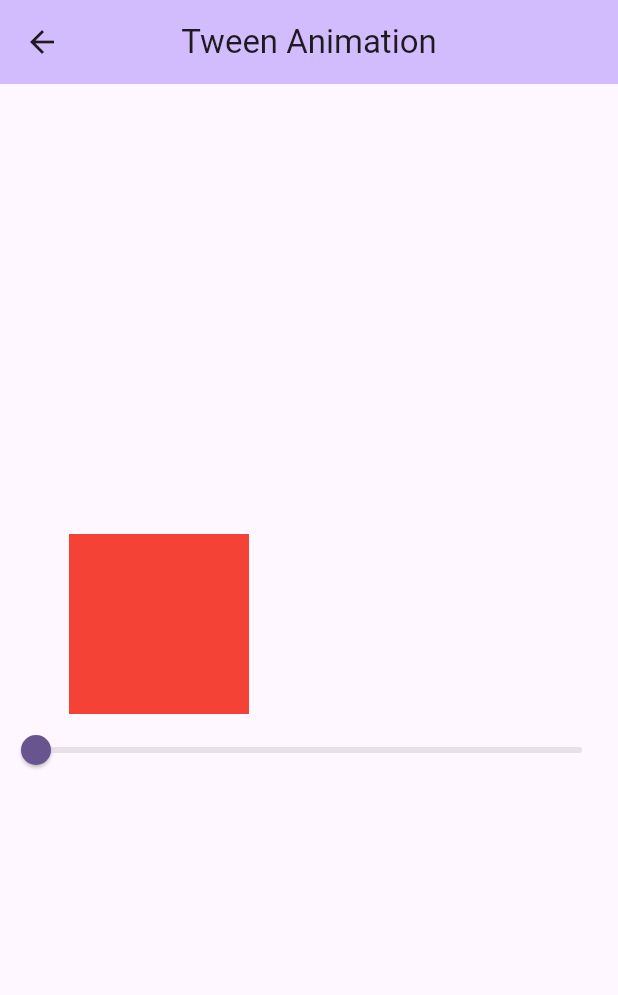
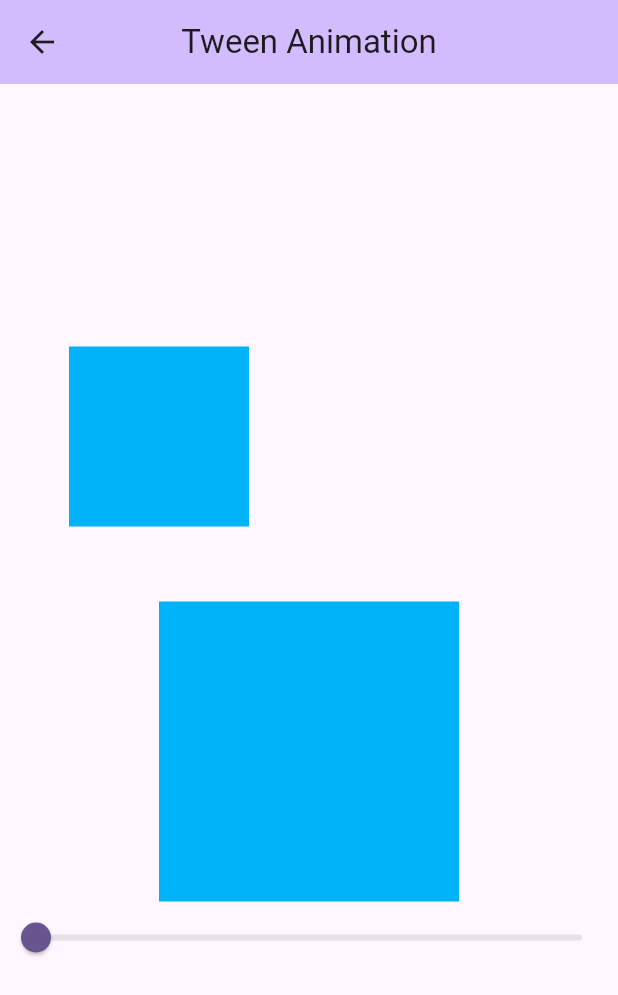
Before and after one commit to taiki-cano/animationsDemo, a Flutter app: the screen it shows after launch, after a tap on "Tween Animation", on a phone screen of 412 x 824 dp. Shown: the top 995 px of the screen. Run offline on Flutter 3.47's test engine with Material 2 defaults, Android fonts, the phone set to English and light mode, and no system bars; missing offline and left inert: desktop_window.

Commit message:
tween_animation_add

```diff
--- a/lib/main.dart
+++ b/lib/main.dart
@@ -1,19 +1,39 @@
-import 'package:animations_demo/screens/animationcontroller_screen.dart';
-import 'package:animations_demo/screens/custom_animation_screen.dart';
-import 'package:animations_demo/screens/tween_animation_screen.dart';
+import 'dart:io' show Platform;
+
+import 'package:flutter/foundation.dart';
 import 'package:flutter/material.dart';
+import 'package:desktop_window/desktop_window.dart';
+// import 'package:desktop_window_utils/desktop_window_utils.dart';
 
 import './models/item.dart';
+import './screens/animationcontroller_screen.dart';
+import './screens/custom_animation_screen.dart';
+import './screens/tween_animation_screen.dart';
 import './screens/implicitly_animation_screen.dart';
 import './widgets/list_tile.dart';
 
-void main() => runApp(const MyApp());
+void main() async {
+  await setupWindow();
+  runApp(const MyApp());
+}
+
+const double windowWidth = 480;
+const double windowHeight = 854;
+
+Future setupWindow() async {
+  if (!kIsWeb && (Platform.isWindows || Platform.isLinux || Platform.isMacOS)) {
+    WidgetsFlutterBinding.ensureInitialized();
+    Size size = await DesktopWindow.getWindowSize();
+    debugPrint('size: $size');
+  }
+}
 
 class MyApp extends StatelessWidget {
   const MyApp({super.key});
   @override
   Widget build(BuildContext context) {
     return MaterialApp(
+      debugShowCheckedModeBanner: false,
       title: 'Flutter Demo',
       theme: ThemeData(
         colorScheme: ColorScheme.fromSeed(seedColor: Colors.deepPurple),
@@ -41,6 +61,28 @@ class MyHomePage extends StatelessWidget {
           backgroundColor: Theme.of(context).colorScheme.inversePrimary,
           title: Text(title),
         ),
+        bottomNavigationBar: BottomAppBar(
+            child: Row(
+          mainAxisAlignment: MainAxisAlignment.start,
+          mainAxisSize: MainAxisSize.max,
+          children: [
+            IconButton(onPressed: () {}, icon: const Icon(Icons.home)),
+            PopupMenuButton(
+              icon: const Icon(Icons.share),
+              itemBuilder: (context) => [
+                const PopupMenuItem(
+                  value: 1,
+                  child: Text('Facebook'),
+                ),
+                const PopupMenuItem(
+                  value: 2,
+                  child: Text('Instagram'),
+                ),
+              ],
+            ),
+            IconButton(onPressed: () {}, icon: const Icon(Icons.email)),
+          ],
+        )),
         body: const Padding(
           padding: EdgeInsets.symmetric(horizontal: 20.0),
           child: CustomListTile([
--- a/lib/screens/tween_animation_screen.dart
+++ b/lib/screens/tween_animation_screen.dart
@@ -10,6 +10,15 @@ class TweenAnimationScreen extends StatefulWidget {
 
 class _TweenAnimationScreenState extends State<TweenAnimationScreen> {
   double _value = 0.0;
+  late Color? _colorValue;
+  Color firstColor = const Color(0xff00B2F8);
+  Color secondColor = const Color(0xffff0000);
+
+  @override
+  void initState() {
+    super.initState();
+    _colorValue = const Color(0xff00B2F8);
+  }
 
   @override
   Widget build(BuildContext context) {
@@ -24,11 +33,38 @@ class _TweenAnimationScreenState extends State<TweenAnimationScreen> {
             TweenAnimationBuilder<double>(
               duration: const Duration(milliseconds: 500),
               tween: Tween(begin: 0.0, end: _value),
-              child: Container(width: 120, height: 120, color: Colors.red),
+              child: Container(
+                decoration: BoxDecoration(color: Colors.amber, border: Border.all(width: 1)),
+                // decoration: BoxDecoration(color: _colorValue, border: Border.all(width: 1)),
+                width: 120,
+                height: 120,
+              ),
+              // child: Container(width: 120, height: 120, color: Colors.white),
               builder: (context, value, child) {
                 return Transform.translate(
                   offset: Offset(value * 200 - 100, 0),
-                  child: child,
+                  child: TweenAnimationBuilder<Color?>(
+                    tween: ColorTween(begin: firstColor, end: _colorValue),
+                    duration: const Duration(milliseconds: 500),
+                    builder: (BuildContext _, Color? value, Widget? __) {
+                      return ColorFiltered(
+                        colorFilter: ColorFilter.mode(value!, BlendMode.modulate),
+                        child: Container(width: 120, height: 120, color: Colors.white),
+                      );
+                    },
+                  ),
+                  // child: child,
+                );
+              },
+            ),
+            const SizedBox(height: 50),
+            TweenAnimationBuilder<Color?>(
+              tween: ColorTween(begin: firstColor, end: _colorValue),
+              duration: const Duration(milliseconds: 500),
+              builder: (BuildContext _, Color? value, Widget? __) {
+                return ColorFiltered(
+                  colorFilter: ColorFilter.mode(value!, BlendMode.modulate),
+                  child: Container(width: 200, height: 200, color: Colors.white),
                 );
               },
             ),
@@ -36,6 +72,7 @@ class _TweenAnimationScreenState extends State<TweenAnimationScreen> {
               value: _value,
               onChanged: (value) => setState(() {
                 _value = value;
+                _colorValue = Color.lerp(firstColor, secondColor, _value);
               }),
             ),
           ],
--- a/pubspec.yaml
+++ b/pubspec.yaml
@@ -12,6 +12,8 @@ dependencies:
     sdk: flutter
 
   cupertino_icons: ^1.0.2
+  desktop_window: ^0.4.0
+  desktop_window_utils: ^0.0.3
 
 dev_dependencies:
   flutter_test:
```
Also changed, not shown: pubspec.lock, 13 other files.
